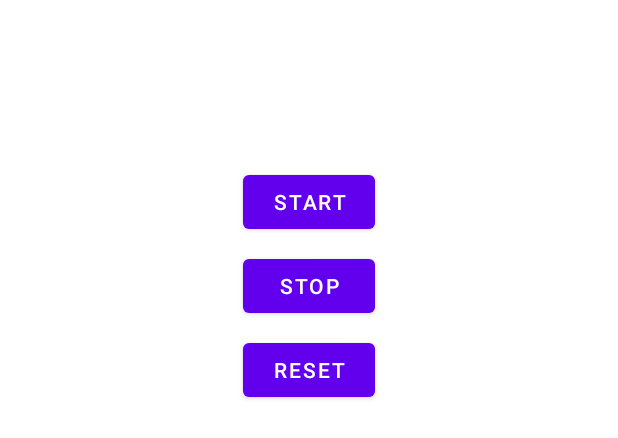
After one commit to JonGracias/Ch11_Workout_Stopwatch_Fragment, an Android app: the layout fragment_stopwatch.xml on its own in the app's theme, with its tools: preview values and no code run, on a phone screen of 412 x 824 dp. The commit adds this screen. Shown: the top 438 px of the screen. Run offline under Robolectric (Android 15) with nearby library versions, the phone set to English and light mode, and no system bars.

Commit message:
First Commit

```diff
--- a/app/src/main/AndroidManifest.xml
+++ b/app/src/main/AndroidManifest.xml
@@ -9,11 +9,12 @@
         android:roundIcon="@mipmap/ic_launcher_round"
         android:supportsRtl="true"
         android:theme="@style/Theme.Workout">
-        <activity android:name=".DetailActivity"></activity>
         <activity android:name=".MainActivity">
+        </activity>
+        <activity android:name=".DetailActivity" />
+        <activity android:name=".TempActivity">
             <intent-filter>
                 <action android:name="android.intent.action.MAIN" />
-
                 <category android:name="android.intent.category.LAUNCHER" />
             </intent-filter>
         </activity>
--- /dev/null
+++ b/app/src/main/res/layout/activity_temp.xml
@@ -0,0 +1,5 @@
+<?xml version="1.0" encoding="utf-8"?>
+<fragment xmlns:android="http://schemas.android.com/apk/res/android"
+    android:name="com.hfad.workout.StopwatchFragment"
+    android:layout_width="match_parent"
+    android:layout_height="match_parent"/>
--- /dev/null
+++ b/app/src/main/res/layout/fragment_stopwatch.xml
@@ -0,0 +1,44 @@
+<?xml version="1.0" encoding="utf-8"?>
+<LinearLayout xmlns:android="http://schemas.android.com/apk/res/android"
+    xmlns:tools="http://schemas.android.com/tools"
+    android:layout_width="match_parent"
+    android:layout_height="match_parent"
+    android:orientation="vertical"
+    android:padding="16dp">
+
+    <TextView
+        android:id="@+id/time_view"
+        android:layout_width="wrap_content"
+        android:layout_height="wrap_content"
+        android:layout_gravity="center_horizontal"
+        android:textAppearance="@android:style/TextAppearance.Large"
+        android:textSize="56sp"/>
+
+    <Button
+        android:id="@+id/start_button"
+        android:layout_width="wrap_content"
+        android:layout_height="wrap_content"
+        android:layout_gravity="center_horizontal"
+        android:layout_marginTop="20dp"
+        android:onClick="onClickStart"
+        android:text="@string/start"/>
+
+    <Button
+        android:id="@+id/stop_button"
+        android:layout_width="wrap_content"
+        android:layout_height="wrap_content"
+        android:layout_gravity="center_horizontal"
+        android:layout_marginTop="8dp"
+        android:onClick="onClickStop"
+        android:text="@string/stop"/>
+
+    <Button
+        android:id="@+id/reset_button"
+        android:layout_width="wrap_content"
+        android:layout_height="wrap_content"
+        android:layout_gravity="center_horizontal"
+        android:layout_marginTop="8dp"
+        android:onClick="onClickReset"
+        android:text="@string/reset"/>
+
+</LinearLayout>
--- a/app/src/main/res/values/strings.xml
+++ b/app/src/main/res/values/strings.xml
@@ -1,9 +1,10 @@
 <resources>
     <string name="app_name">Workout</string>
     <string name="details_button">Show details</string>
-    <!-- TODO: Remove or change this placeholder text -->
     <string name="workout_title">Title</string>
     <string name="workout_description">Description</string>
-    <!-- TODO: Remove or change this placeholder text -->
     <string name="hello_blank_fragment">Hello blank fragment</string>
+    <string name="start">Start</string>
+    <string name="stop">Stop</string>
+    <string name="reset">Reset</string>
 </resources>
```
Also changed, not shown: app/src/main/java/com/hfad/workout/StopwatchFragment.java (added, +93 -0 lines), app/src/main/java/com/hfad/workout/TempActivity.java (added, +14 -0 lines).
